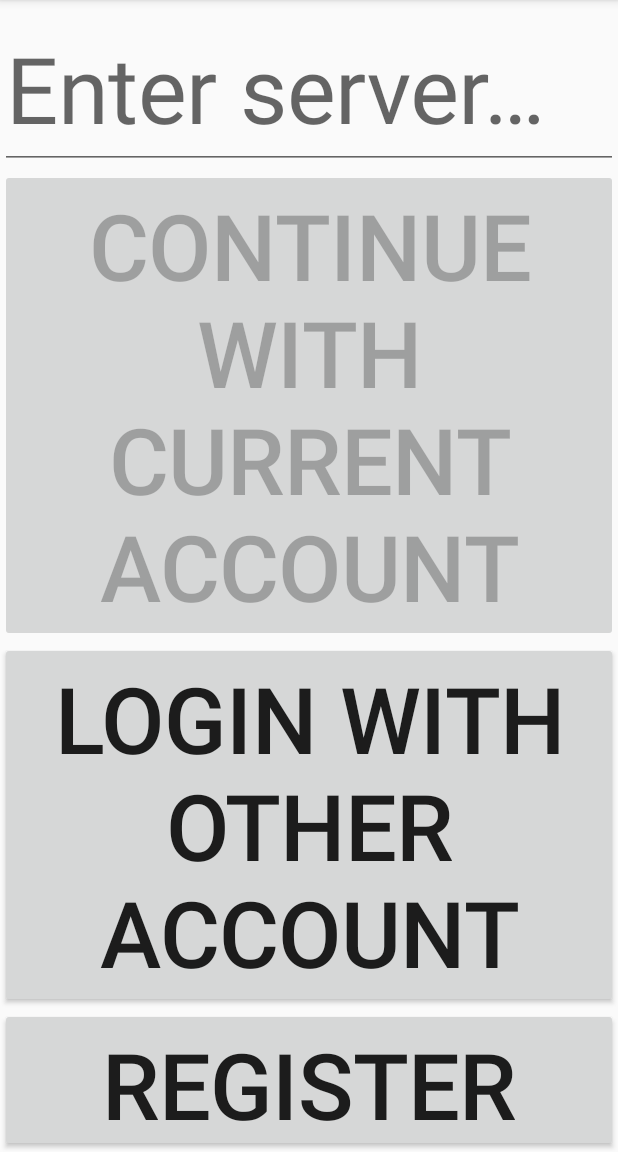
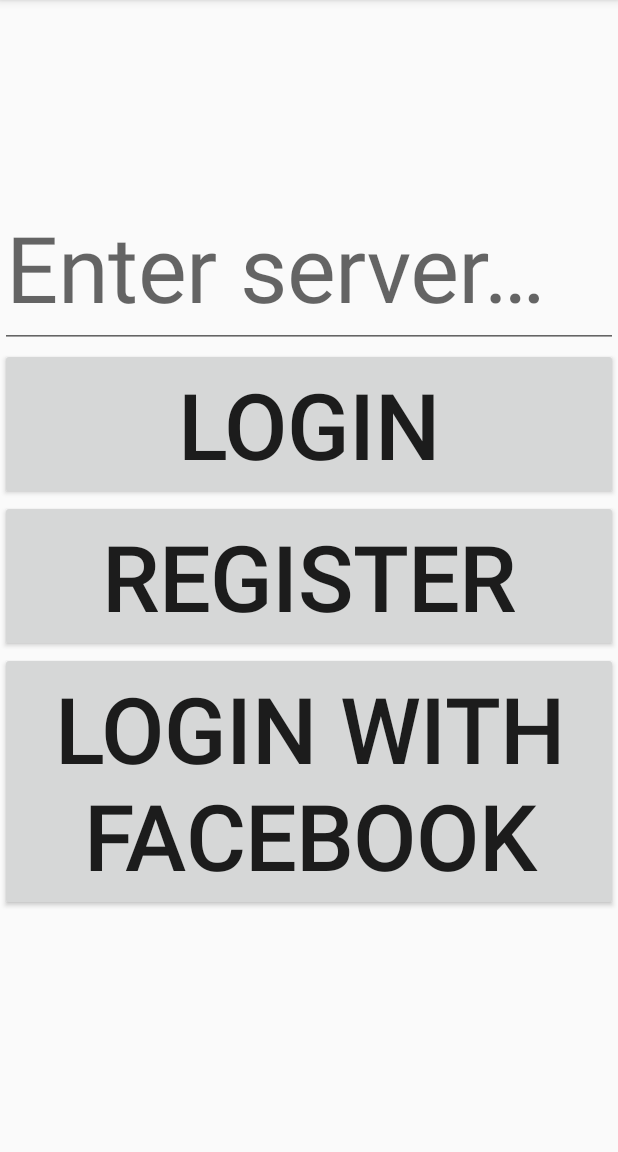
Before and after one commit to Shalantor/Connect4, an Android app: the AccountFragment screen opened directly, with no data from a screen before it, on a phone screen of 412 x 824 dp, the part 84-1236 px from its top. Run offline under Robolectric (Android 15) with nearby library versions, the phone set to English and light mode, and no system bars.

Commit message:
Remove continue button and resources associated with it

```diff
--- a/app/src/main/java/com/example/shalantor/connect4/AccountFragment.java
+++ b/app/src/main/java/com/example/shalantor/connect4/AccountFragment.java
@@ -34,7 +34,6 @@ public class AccountFragment extends Fragment{
         Activity activity = getActivity();
 
         /*Get references to buttons and editText*/
-        Button continueButton = (Button) activity.findViewById(R.id.continue_button);
         Button loginButton = (Button) activity.findViewById(R.id.login_button);
         Button registerButton = (Button) activity.findViewById(R.id.register_button);
         Button fbButton = (Button) activity.findViewById(R.id.login_fb_button);
@@ -47,7 +46,6 @@ public class AccountFragment extends Fragment{
         int displayHeight = size.y;
 
         /*set dimensions of components according to screen size*/
-        continueButton.setTextSize(displayHeight / SCREEN_TO_TEXT_SIZE_RATIO);
         loginButton.setTextSize(displayHeight / SCREEN_TO_TEXT_SIZE_RATIO);
         registerButton.setTextSize(displayHeight / SCREEN_TO_TEXT_SIZE_RATIO);
         fbButton.setTextSize(displayHeight / SCREEN_TO_TEXT_SIZE_RATIO);
@@ -55,17 +53,6 @@ public class AccountFragment extends Fragment{
         address.setSelected(false);
         address.clearFocus();
 
-        /*If user is new , disable the current account button*/
-        /*This will be checked with the sharedPreferences*/
-        SharedPreferences preferences = activity.getSharedPreferences(activity.getPackageName(), Context.MODE_PRIVATE);
-
-        int userType = preferences.getInt(USER_TYPE,-1);
-
-        /*No user*/
-        if (userType == -1){
-            continueButton.setEnabled(false);
-        }
-
     }
 
 }
--- a/app/src/main/res/layout/account_fragment.xml
+++ b/app/src/main/res/layout/account_fragment.xml
@@ -29,16 +29,11 @@
 
     </android.support.design.widget.TextInputLayout>
 
-    <Button
-        android:layout_width="match_parent"
-        android:layout_height="wrap_content"
-        android:text="@string/current_account"
-        android:id="@+id/continue_button"/>
 
     <Button
         android:layout_width="match_parent"
         android:layout_height="wrap_content"
-        android:text="@string/login_normal"
+        android:text="@string/login"
         android:id="@+id/login_button"
         android:onClick="goToLogin"/>
 
--- a/app/src/main/res/values/strings.xml
+++ b/app/src/main/res/values/strings.xml
@@ -7,8 +7,6 @@
     <string name="exit">Exit</string>
     <string name="play">Play Game</string>
     <string name="hint_ip">Enter server address</string>
-    <string name="current_account">Continue with current account</string>
-    <string name="login_normal">Login with other account</string>
     <string name="register_normal">Register</string>
     <string name="login_fb">Login with facebook</string>
     <string name="username_hint">Enter username or email</string>
```
